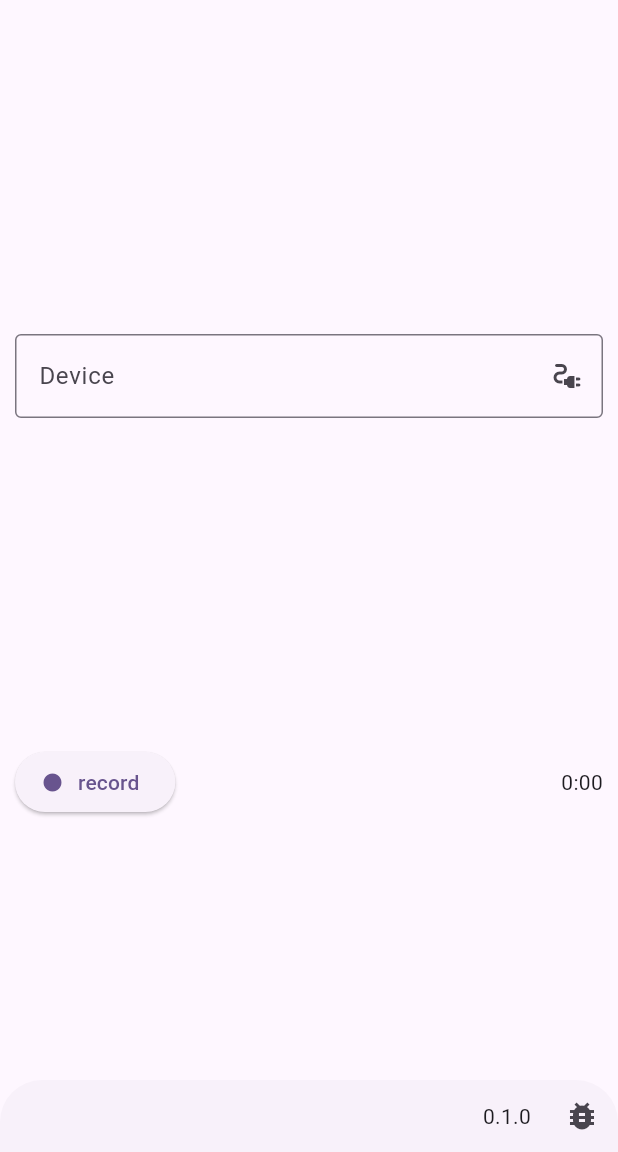
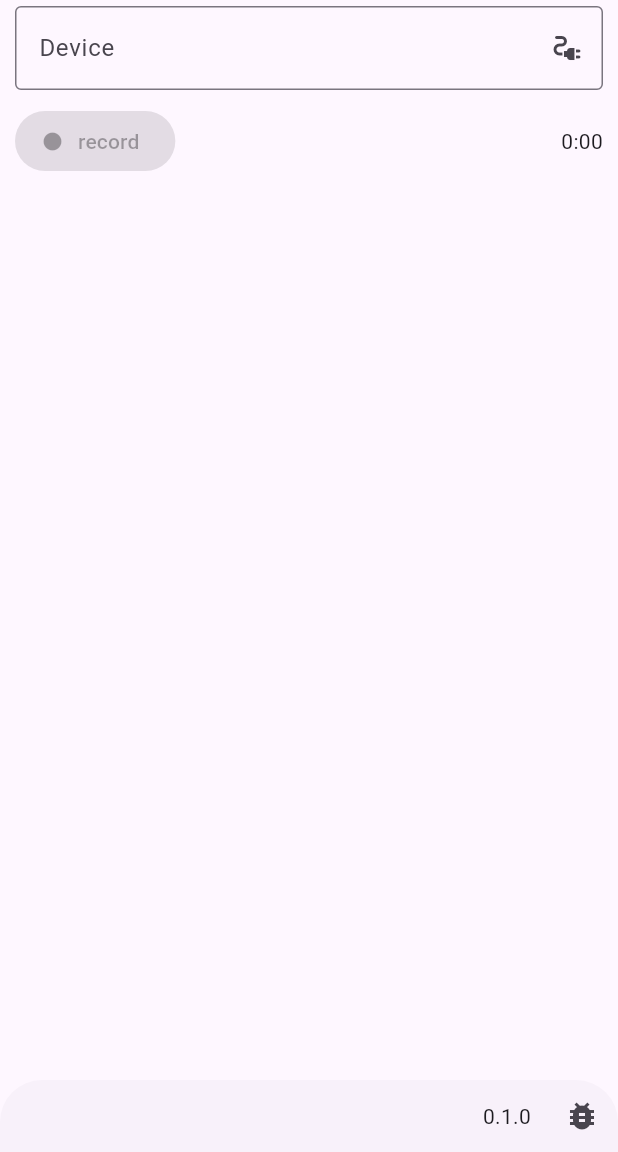
Before and after one commit to JasperVanDenBosch/electrotime, a Flutter app: the screen it shows after launch, on a phone screen of 412 x 824 dp, the part 84-1236 px from its top. Run offline on Flutter 3.47's test engine with Material 3 defaults, Android fonts, the phone set to English and light mode, and no system bars; our stand-ins replace package_info_plus; missing offline and left inert: flutter_libserialport.

Commit message:
minor tweaks for UX

```diff
--- a/gui/lib/home.dart
+++ b/gui/lib/home.dart
@@ -35,14 +35,17 @@ class _HomePageState extends State<HomePage> {
     if (previousTimer != null) {
       previousTimer.cancel();
     }
-    timer = Timer.periodic(const Duration(seconds: 1), (Timer t) {
-      setState(() {
-        secondsElapsed += 1;
-      });
-    });
+
     setState(() {
       recording = !recording;
     });
+    if (recording) {
+      timer = Timer.periodic(const Duration(seconds: 1), (Timer t) {
+        setState(() {
+          secondsElapsed += 1;
+        });
+      });
+    }
   }
 
   @override
@@ -63,7 +66,7 @@ class _HomePageState extends State<HomePage> {
           constraints: const BoxConstraints(maxWidth: 400),
           padding: const EdgeInsets.all(4),
           child:Column(
-            mainAxisAlignment: MainAxisAlignment.spaceEvenly,
+            mainAxisAlignment: MainAxisAlignment.start,
             children: [
             DeviceSelector(
               disabled: recording,
@@ -73,9 +76,11 @@ class _HomePageState extends State<HomePage> {
                 });
                },
             ),
+            const SizedBox(height: 10),
             Row(
               children: [
                 RecordButton(
+                  disabled: selectedPortAddress == null,
                   active: recording,
                   callback: record
                 ),
--- a/gui/lib/recordbutton.dart
+++ b/gui/lib/recordbutton.dart
@@ -1,15 +1,17 @@
 import 'package:flutter/material.dart';
 
 class RecordButton extends StatelessWidget {
-  const RecordButton({super.key, required this.active, required this.callback});
+  const RecordButton({super.key, required this.active, required this.callback, required this.disabled});
 
+  final bool disabled;
   final bool active;
   final VoidCallback callback;
 
   @override
   Widget build(BuildContext context) {
     return ElevatedButton.icon(
-      onPressed: callback,
+      //enabled: !widget.disabled,
+      onPressed: disabled ? null : callback,
       icon: Icon(Icons.fiber_manual_record, color: active ? Colors.red: null),
       label: const Text('record'),
     );
```
